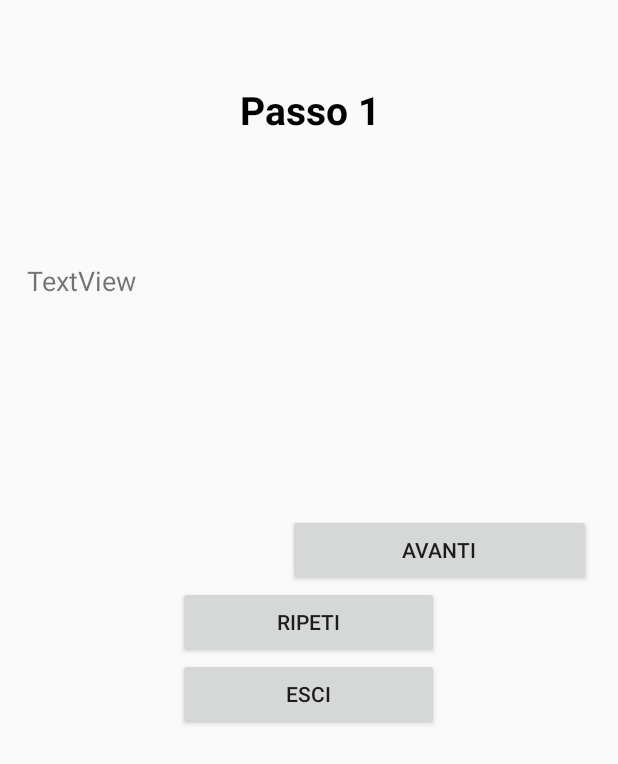
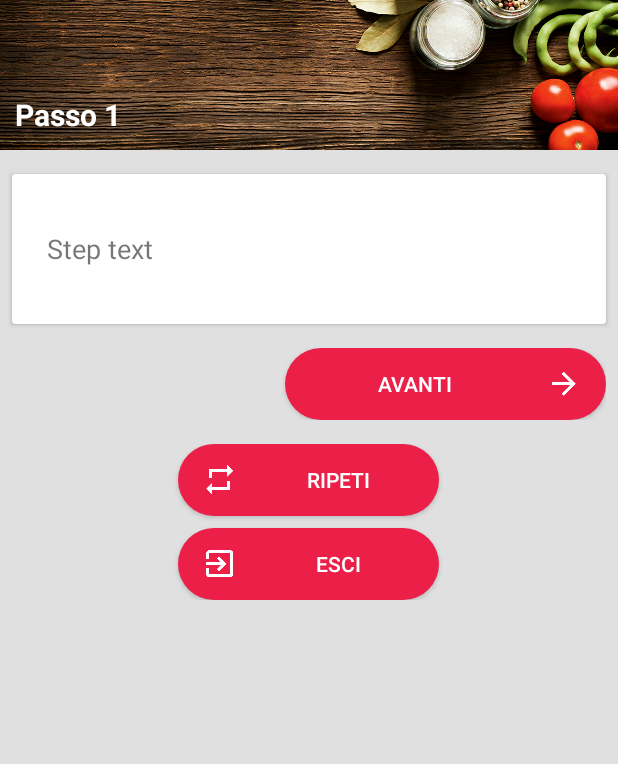
Before and after one commit to Bat95/ProgettoMobile, an Android app: the GuidedStepsActivity screen opened directly, with no data from a screen before it, on a phone screen of 412 x 824 dp. Shown: the top 764 px of the screen. Run offline under Robolectric (Android 15) with nearby library versions, the phone set to English and light mode, and no system bars; 1 statement that could not run was skipped.

Commit message:
guided step refactor

```diff
--- /dev/null
+++ b/app/src/main/res/drawable/round_button.xml
@@ -0,0 +1,9 @@
+<?xml version="1.0" encoding="utf-8"?>
+<shape xmlns:android="http://schemas.android.com/apk/res/android"
+    android:shape="rectangle">
+    <solid android:color="@color/colorPrimary" />
+    <corners android:bottomRightRadius="32dp"
+        android:bottomLeftRadius="32dp"
+        android:topRightRadius="32dp"
+        android:topLeftRadius="32dp"/>
+</shape>
--- a/app/src/main/res/layout/guidedsteps.xml
+++ b/app/src/main/res/layout/guidedsteps.xml
@@ -1,77 +1,140 @@
 <?xml version="1.0" encoding="utf-8"?>
-<RelativeLayout xmlns:android="http://schemas.android.com/apk/res/android"
-    android:orientation="vertical" android:layout_width="match_parent"
+
+<LinearLayout
+    xmlns:android="http://schemas.android.com/apk/res/android"
+    android:layout_width="match_parent"
     android:layout_height="match_parent"
-    android:weightSum="1"
-    android:keepScreenOn="true">
+    android:background="@color/primaryBackground"
+    android:orientation="vertical">
+
+            <RelativeLayout
+                android:layout_width="match_parent"
+                android:layout_height="wrap_content"
+                >
+
+                <ImageView
+                    android:id="@+id/detail_image"
+                    android:layout_width="match_parent"
+                    android:layout_height="100dp"
+                    android:paddingBottom="5dp"
+                    android:layout_alignParentTop="true"
+                    android:layout_alignParentStart="true"
+                    android:src="@drawable/food_background"
+                    android:scaleType="centerCrop"
+                    />
 
                 <TextView
                     android:id="@+id/stepNumber"
                     android:layout_width="match_parent"
                     android:layout_height="wrap_content"
-        android:text="TextView"
-        android:textAlignment="center"
-        android:textColor="@android:color/black"
-        android:textSize="26sp"
+                    android:textSize="20sp"
                     android:textStyle="bold"
-        android:layout_marginTop="55dp"
-        android:layout_alignParentTop="true"
-        android:layout_alignParentStart="true" />
+                    android:textColor="@android:color/white"
+                    android:text="Passo 1"
+                    android:padding="10dp"
+                    android:paddingStart="10dp"
+                    android:paddingEnd="60dp"
+                    android:layout_alignBottom="@+id/detail_image"/>
+
+            </RelativeLayout>
+
+            <LinearLayout
+                android:layout_width="match_parent"
+                android:layout_height="wrap_content"
+                android:background="@color/primaryBackground"
+                android:orientation="vertical"
+                android:layout_marginTop="8dp"
+                >
+
+                <android.support.v7.widget.CardView
+                    android:layout_gravity="center"
+                    android:layout_width="match_parent"
+                    android:layout_height="wrap_content"
+                    android:layout_margin="8dp"
+                    >
+
+                    <LinearLayout
+                        android:layout_width="match_parent"
+                        android:layout_height="wrap_content"
+                        android:orientation="vertical"
+                        android:layout_marginStart="15dp"
+                        android:padding="8dp"
+                        android:minHeight="100dp"
+                        android:gravity="center">
 
                         <TextView
                             android:id="@+id/stepText"
                             android:layout_width="match_parent"
-        android:minHeight="150dp"
                             android:layout_height="wrap_content"
                             android:textSize="18sp"
-        android:text="TextView"
-        android:layout_below="@+id/stepNumber"
-        android:layout_alignParentStart="true"
-        android:layout_marginTop="84dp"
-        android:layout_marginLeft="18dp"
-        android:layout_marginRight="18dp"/>
+                            android:text="Step text"
+                            />
+
+                    </LinearLayout>
+
+                </android.support.v7.widget.CardView>
 
                 <LinearLayout
                     android:layout_width="match_parent"
                     android:layout_height="wrap_content"
-        android:layout_below="@+id/stepText"
-        android:weightSum="1"
-        android:layout_marginLeft="18dp"
-        android:layout_marginRight="18dp"
-        android:layout_marginTop="18dp"
-
-        android:id="@+id/linearLayout">
-
+                    android:orientation="horizontal"
+                    android:layout_margin="8dp"
+                    >
 
                     <Button
                         android:id="@+id/previous"
                         android:layout_width="174dp"
                         android:layout_height="wrap_content"
-            android:text="Indietro" />
+                        android:background="@drawable/round_button"
+                        android:textColor="@android:color/white"
+                        android:text="Indietro"
+                        android:layout_marginEnd="4dp"
+                        android:drawableStart="@mipmap/ic_arrow_back_white_24dp"
+                        android:paddingStart="16dp"/>
 
                     <Button
                         android:id="@+id/next"
                         android:layout_width="match_parent"
                         android:layout_height="wrap_content"
-            android:layout_below="@+id/previous"
-            android:text="Avanti" />
+                        android:background="@drawable/round_button"
+                        android:textColor="@android:color/white"
+                        android:text="Avanti"
+                        android:layout_marginStart="4dp"
+                        android:drawableEnd="@mipmap/ic_arrow_forward_white_24dp"
+                        android:paddingEnd="16dp"/>
 
                 </LinearLayout>
+
+                <LinearLayout
+                    android:layout_width="match_parent"
+                    android:layout_height="wrap_content"
+                    android:orientation="vertical"
+                    android:layout_margin="8dp"
+                    android:gravity="center_horizontal">
 
                     <Button
                         android:id="@+id/repeat"
                         android:layout_width="174dp"
                         android:layout_height="wrap_content"
                         android:text="Ripeti"
-        android:layout_below="@+id/linearLayout"
-        android:layout_centerHorizontal="true" />
+                        android:background="@drawable/round_button"
+                        android:textColor="@android:color/white"
+                        android:layout_marginBottom="8dp"
+                        android:drawableStart="@mipmap/ic_repeat_white_24dp"
+                        android:paddingStart="16dp"/>
                     <Button
                         android:id="@+id/exit"
                         android:layout_width="174dp"
                         android:layout_height="wrap_content"
                         android:text="Esci"
-        android:layout_below="@+id/repeat"
-        android:layout_alignStart="@+id/repeat" />
+                        android:background="@drawable/round_button"
+                        android:textColor="@android:color/white"
+                        android:drawableStart="@mipmap/ic_exit_to_app_white_24dp"
+                        android:paddingStart="16dp"
+                        />
 
+                </LinearLayout>
 
-</RelativeLayout>
+            </LinearLayout>
+
+</LinearLayout>
--- a/app/src/main/res/layout/recipe_details.xml
+++ b/app/src/main/res/layout/recipe_details.xml
@@ -19,8 +19,7 @@
                 <RelativeLayout
                     android:id="@+id/header_container"
                     android:layout_width="match_parent"
-                    android:layout_height="wrap_content"
-                    android:background="@android:color/holo_purple">
+                    android:layout_height="wrap_content">
 
                     <ImageView
                         android:id="@+id/detail_image"
```
Lines whose indentation alone changed are shown as unchanged.
